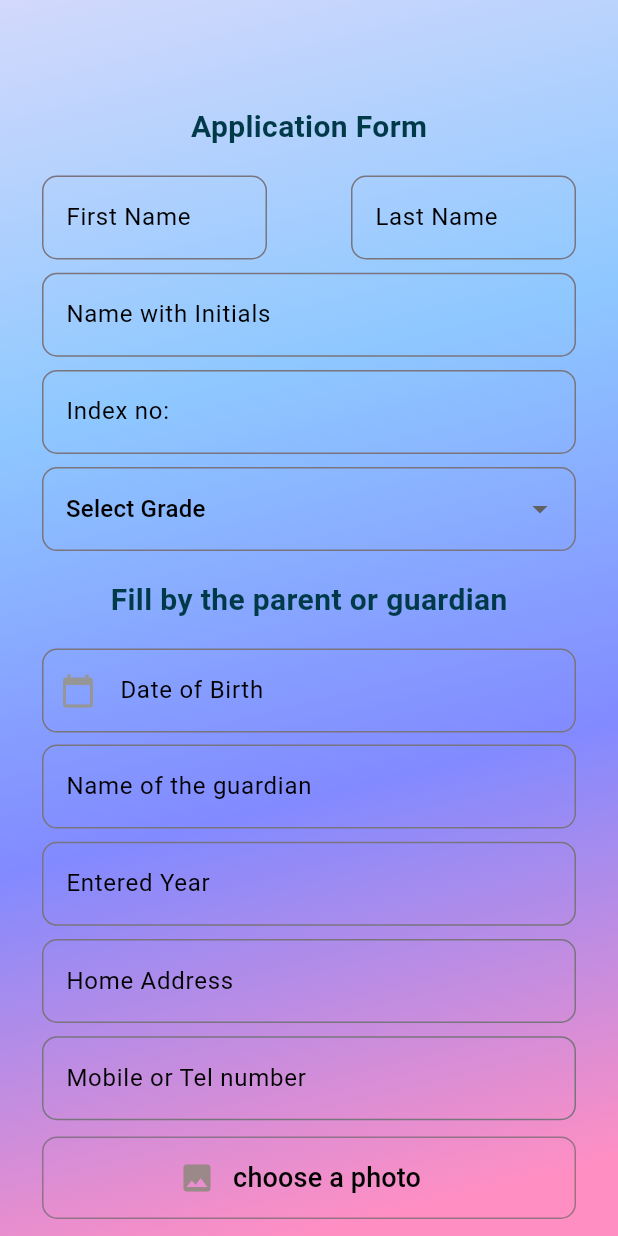
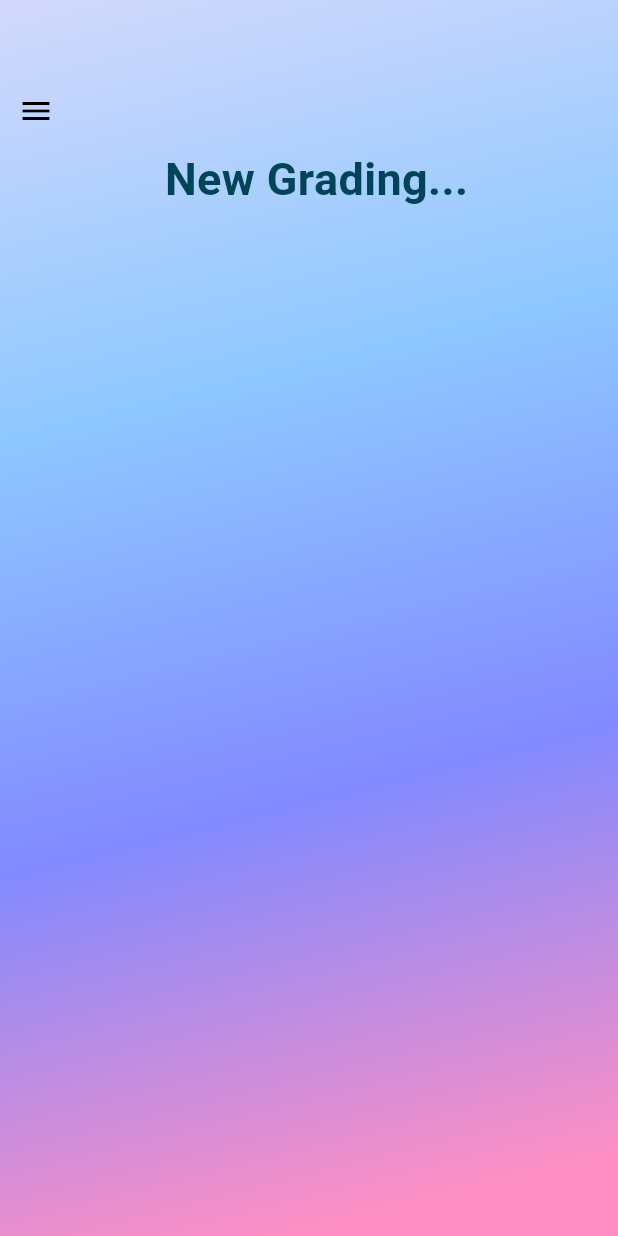
Before and after one commit to KMjanith/competition-app-mobile, a Flutter app: the HomePage screen opened directly, after a tap on "New Grading", on a phone screen of 412 x 824 dp. Run offline on Flutter 3.47's test engine with Material 3 defaults, Android fonts, the light colour scheme and no system bars; drawn by our look-alikes of animated_text_kit; our stand-ins replace cloud_firestore, file_picker, firebase_auth, firebase_core, firebase_storage, google_fonts and 1 more; accounts and stored records are empty; Roboto replaces fonts that are missing (Cairo).

```diff
--- a/lib/pages/HomePage.dart
+++ b/lib/pages/HomePage.dart
@@ -6,6 +6,8 @@ import '../components/common/HedingAnimation.dart';
 import '../components/common/HomeCard.dart';
 import '../dataRepo/StyleConstants.dart';
 import 'AddStudent.dart';
+import 'MakeCompetitons.dart';
+import 'NewGrading.dart';
 import 'auth/Login.dart';
 
 class HomePage extends StatefulWidget {
@@ -146,12 +148,12 @@ class _HomePageState extends State<HomePage> {
                         HomeCard(
                           buttonText: "New Grading",
                           color: const Color.fromARGB(255, 164, 241, 134),
-                          onPressed: () => _checkUserAuthenticationAndNavigate(const AddStudent()), // Replace with the actual target page for grading
+                          onPressed: () => _checkUserAuthenticationAndNavigate(const NewGrading()), // Replace with the actual target page for grading
                         ),
                         HomeCard(
                           buttonText: "New Competition",
                           color: const Color.fromARGB(255, 255, 103, 153),
-                          onPressed: () => _checkUserAuthenticationAndNavigate(const AddStudent()), // Replace with the actual target page for competition
+                          onPressed: () => _checkUserAuthenticationAndNavigate(const MakeCompetition()), // Replace with the actual target page for competition
                         ),
                       ],
                     ),
--- /dev/null
+++ b/lib/pages/NewGrading.dart
@@ -0,0 +1,73 @@
+import 'package:competition_app/dataRepo/StyleConstants.dart';
+import 'package:flutter/material.dart';
+import '../components/common/HedingAnimation.dart';
+
+class NewGrading extends StatelessWidget {
+  const NewGrading({super.key});
+
+  @override
+  Widget build(BuildContext context) {
+    return Scaffold(
+      drawer: Drawer(
+        child: ListView(
+          padding: EdgeInsets.zero,
+          children: [
+            DrawerHeader(
+              decoration: BoxDecoration(
+                gradient: StyleConstants.cardBackGround,
+              ),
+              child: const Column(
+                crossAxisAlignment: CrossAxisAlignment.start,
+                children: [
+                  Text(
+                    'Menu',
+                    style: TextStyle(
+                      color: Colors.white,
+                      fontSize: 24,
+                    ),
+                  ),
+                ],
+              ),
+            ),
+            ListTile(
+              title: const Text('Add Student'),
+              onTap: () {
+                Navigator.pushNamed(context, '/addStudent');
+              },
+            ),
+            ListTile(
+              title: const Text('View Students'),
+              onTap: () {
+                Navigator.pushNamed(context, '/viewData');
+              },
+            ),
+          ],
+        ),
+      ),
+      body: Container(
+        decoration: StyleConstants.pageBackground,
+        width: double.infinity,
+        height: double.infinity,
+        child: SingleChildScrollView(
+          child: Column(
+            children: [
+              const SizedBox(height: 50),
+              Row(
+                mainAxisAlignment: MainAxisAlignment.spaceBetween,
+                children: [
+                  Builder(
+                    builder: (context) => IconButton(
+                      onPressed: () => Scaffold.of(context).openDrawer(),
+                      icon: const Icon(Icons.menu, color: Color.fromARGB(255, 0, 0, 0)),
+                    ),
+                  ),
+                ],
+              ),
+              const HeadingAnimation(heading: "New Grading"),
+            ],
+          ),
+        ),
+      ),
+    );
+  }
+}
--- a/lib/services/ViewStudent.dart
+++ b/lib/services/ViewStudent.dart
@@ -1,28 +1,32 @@
 import 'package:cloud_firestore/cloud_firestore.dart';
 import 'package:flutter/material.dart';
 import 'package:google_fonts/google_fonts.dart';
-
 import 'AuthService.dart';
 
-class Viewstudent{
+class Viewstudent with ChangeNotifier {
+  final FirebaseFirestore _firestore = FirebaseFirestore.instance;
+  final _auth = Authservice();
+  final List<Map<String, dynamic>> _students = [];
 
-  final FirebaseFirestore _firestore = FirebaseFirestore.instance;
-   final _auth = Authservice();
+  List<Map<String, dynamic>> get students => _students;
 
-  Future<List<Map<String, dynamic>>> getCollection() async {
+  Viewstudent() {
+    getCollection();
+  }
+
+  Future<void> getCollection() async {
     QuerySnapshot querySnapshot = await _firestore
         .collection('students')
         .where('user', isEqualTo: _auth.getCurrentUserId())
         .get();
-    List<Map<String, dynamic>> students = [];
+    _students.clear(); // Clear previous data
     for (var doc in querySnapshot.docs) {
-      students.add(doc.data() as Map<String, dynamic>);
+      _students.add(doc.data() as Map<String, dynamic>);
     }
-    return students;
+    notifyListeners(); // Notify listeners about the data change
   }
 
-
-void showStudentDialog(Map<String, dynamic> student,BuildContext context) {
+  void showStudentDialog(Map<String, dynamic> student, BuildContext context) {
     showDialog(
       context: context,
       builder: (context) {
@@ -102,7 +106,7 @@ void showStudentDialog(Map<String, dynamic> student,BuildContext context) {
     );
   }
 
-   Widget _buildInfoText(String label, String value) {
+  Widget _buildInfoText(String label, String value) {
     return Padding(
       padding: const EdgeInsets.symmetric(vertical: 4.0),
       child: Text.rich(
@@ -127,8 +131,4 @@ void showStudentDialog(Map<String, dynamic> student,BuildContext context) {
       ),
     );
   }
-
-
-
-
 }
```
Also changed, not shown: lib/components/common/CustomDrawer.dart (added, +37 -0 lines), lib/components/common/ErrorAlert.dart (added, +27 -0 lines), lib/main.dart (+11 -11 lines), lib/pages/MakeCompetitons.dart (added, +37 -0 lines), lib/pages/ViewData.dart (+82 -18 lines), 1 other file.
